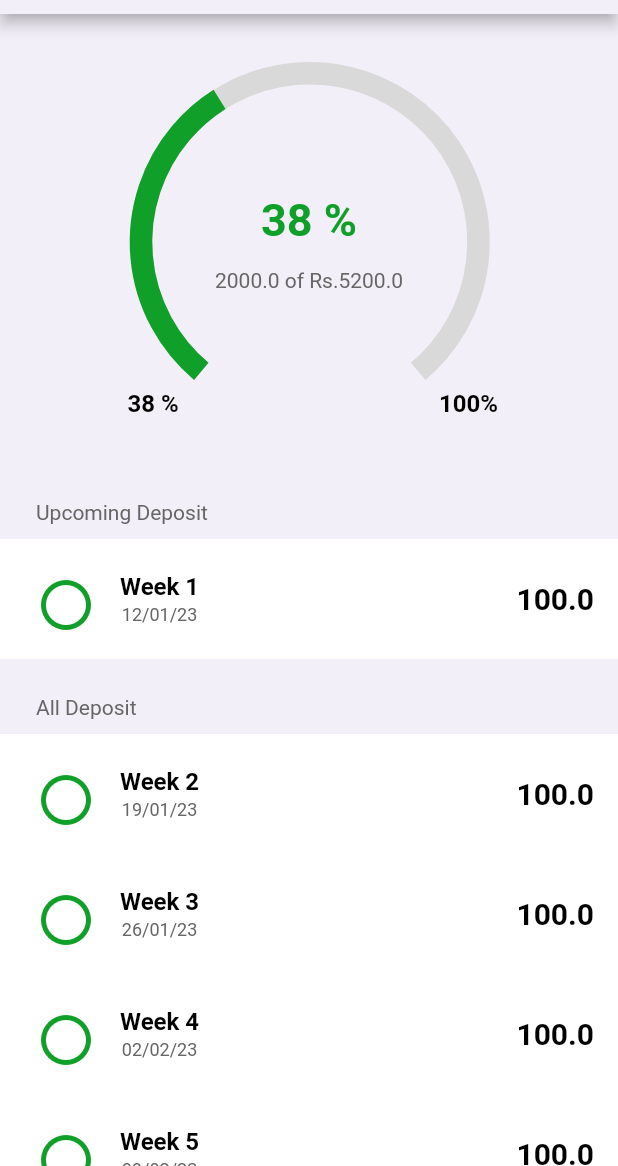
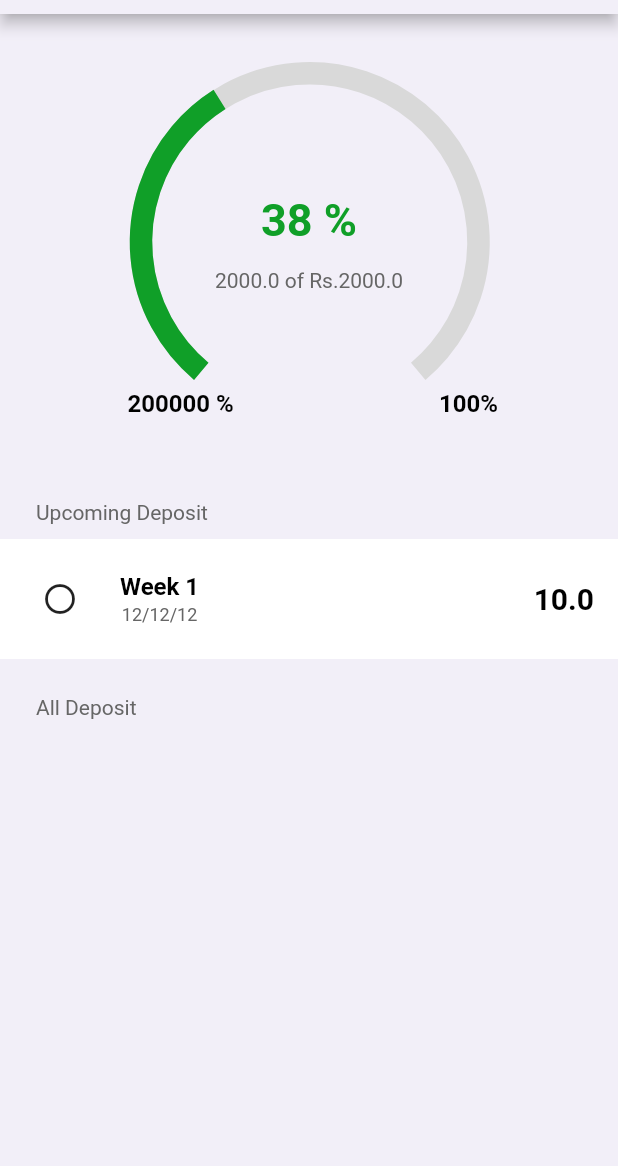
Before and after one commit to reshma-hs-18357/week_challenge_52, a Flutter app: the screen it shows after launch, after a tap on "weekconstant", on a phone screen of 412 x 824 dp, the part 70-1236 px from its top. Run offline on Flutter 3.47's test engine with Material 2 defaults, Android fonts, the light colour scheme and no system bars; drawn by our look-alikes of percent_indicator; missing offline and left inert: flutter_rounded_date_picker.

Commit message:
samples widget

```diff
--- a/lib/components/goal_progress.dart
+++ b/lib/components/goal_progress.dart
@@ -2,10 +2,11 @@
 import 'package:flutter/material.dart';
 import 'package:percent_indicator/percent_indicator.dart';
 import 'package:week_challenge_52/models/goal.dart';
+import 'package:week_challenge_52/models/goal_progress_model.dart';
 
 class GoalProgress extends StatelessWidget {
-  Goal goal;
-  GoalProgress({super.key, required this.goal});
+  GoalProgressModel model;
+  GoalProgress({super.key, required this.model});
 
   @override
   Widget build(BuildContext context) {
@@ -22,7 +23,7 @@ class GoalProgress extends StatelessWidget {
               radius: 120.0,
               animateFromLastPercent: true,
               lineWidth: 15.0,
-              percent: goal.getPercent(),
+              percent: model.percent,
               arcBackgroundColor: const Color.fromRGBO(217, 217, 217, 1),
               arcType: ArcType.FULL,
               circularStrokeCap: CircularStrokeCap.butt,
@@ -35,7 +36,7 @@ class GoalProgress extends StatelessWidget {
             right: 85,
             child: Center(
               child: Text(
-                "${(goal.getPercent() * 100).toInt()} %",
+                "${(model.percent * 100).toInt()} %",
                 style: const TextStyle(
                     fontSize: 30,
                     fontWeight: FontWeight.bold,
@@ -50,7 +51,7 @@ class GoalProgress extends StatelessWidget {
             bottom: 105,
             child: Center(
               child: Text(
-                "${goal.getTotalDepositedAmt()} of Rs.${goal.getTotalSavings()}",
+                "${model.totalDepositedAmt} of Rs.${model.savings}",
                 style: const TextStyle(
                   fontSize: 14,
                   color: Color.fromRGBO(102, 102, 102, 1),
@@ -62,11 +63,12 @@ class GoalProgress extends StatelessWidget {
             top: 250,
             left: 85,
             child: Text(
-              "${(goal.getPercent() * 100).toInt()} %",
+              "${(model.savings * 100).toInt()} %",
               style: const TextStyle(
-                  fontSize: 16,
-                  fontWeight: FontWeight.bold,
-                  color: Colors.black),
+                fontSize: 16,
+                fontWeight: FontWeight.bold,
+                color: Colors.black,
+              ),
             ),
           ),
           const Positioned(
@@ -75,9 +77,10 @@ class GoalProgress extends StatelessWidget {
             child: Text(
               "100%",
               style: TextStyle(
-                  fontSize: 16,
-                  fontWeight: FontWeight.bold,
-                  color: Colors.black),
+                fontSize: 16,
+                fontWeight: FontWeight.bold,
+                color: Colors.black,
+              ),
             ),
           ),
         ],
--- a/lib/components/week_month_card.dart
+++ b/lib/components/week_month_card.dart
@@ -35,7 +35,7 @@ class _WeekorMonthCardState extends State<WeekorMonthCard> {
         size: 40,
         color: Color.fromRGBO(16, 159, 40, 1),
       );
-      widget.onCircleIconButtonTapped;
+      widget.onCircleIconButtonTapped();
     });
   }
 
--- /dev/null
+++ b/lib/components/week_month_widget.dart
@@ -0,0 +1,64 @@
+// ignore_for_file: must_be_immutable, unrelated_type_equality_checks
+
+import 'package:flutter/material.dart';
+import 'package:week_challenge_52/models/week_month_model.dart';
+
+class WeekMonthWidget extends StatelessWidget {
+  WeekMonthModel model;
+  void Function() onTapped;
+  WeekMonthWidget({
+    required this.model,
+    required this.onTapped,
+    super.key,
+  });
+
+  @override
+  Widget build(BuildContext context) {
+    return Container(
+      color: Colors.white,
+      child: Padding(
+        padding: const EdgeInsets.all(16),
+        child: Row(
+          children: [
+            IconButton(
+              onPressed: onTapped,
+              icon: model.completed
+                  ? Icon(Icons.circle_rounded)
+                  : Icon(Icons.circle_outlined),
+            ),
+            const SizedBox(width: 16),
+            Column(
+              children: [
+                Text(
+                  model.title,
+                  style: const TextStyle(
+                    fontSize: 16,
+                    fontWeight: FontWeight.bold,
+                    color: Colors.black,
+                  ),
+                ),
+                const SizedBox(height: 2),
+                Text(
+                  model.date,
+                  style: const TextStyle(
+                      fontSize: 12,
+                      fontWeight: FontWeight.w400,
+                      color: Color.fromRGBO(102, 102, 102, 1)),
+                )
+              ],
+            ),
+            const Spacer(),
+            Text(
+              '${model.amount}',
+              style: const TextStyle(
+                  fontSize: 20,
+                  fontWeight: FontWeight.bold,
+                  color: Colors.black),
+              textAlign: TextAlign.end,
+            )
+          ],
+        ),
+      ),
+    );
+  }
+}
--- a/lib/models/goal_progress_model.dart
+++ b/lib/models/goal_progress_model.dart
@@ -1,10 +1,11 @@
 class GoalProgressModel {
   double totalDepositedAmt;
   double savings;
+  double percent;
 
-  GoalProgressModel({required this.totalDepositedAmt, required this.savings});
-
-  double getPercent() {
-    return totalDepositedAmt / savings;
-  }
+  GoalProgressModel({
+    required this.totalDepositedAmt,
+    required this.savings,
+    required this.percent,
+  });
 }
--- /dev/null
+++ b/lib/models/week_month_model.dart
@@ -0,0 +1,16 @@
+class WeekMonthModel {
+  bool completed;
+
+  String title;
+
+  String date;
+
+  double amount;
+
+  WeekMonthModel({
+    required this.completed,
+    required this.title,
+    required this.date,
+    required this.amount,
+  });
+}
--- a/lib/screens/detail_view_screen.dart
+++ b/lib/screens/detail_view_screen.dart
@@ -4,8 +4,11 @@ import 'package:flutter/material.dart';
 import 'package:week_challenge_52/components/goal_progress.dart';
 import 'package:week_challenge_52/components/text_card.dart';
 import 'package:week_challenge_52/components/week_month_card.dart';
+import 'package:week_challenge_52/components/week_month_widget.dart';
 import 'package:week_challenge_52/models/goal.dart';
 import 'package:intl/intl.dart';
+import 'package:week_challenge_52/models/goal_progress_model.dart';
+import 'package:week_challenge_52/models/week_month_model.dart';
 
 class GoalDetailView extends StatefulWidget {
   Goal goal;
@@ -16,6 +19,7 @@ class GoalDetailView extends StatefulWidget {
 }
 
 class _GoalDetailViewState extends State<GoalDetailView> {
+  late Goal goal;
   List<dynamic> listItems = [];
   List<WeekorMonthCard> remainingWeeksorMonths = [];
   List<WeekorMonthCard> upcomingWeekorMonth = [];
@@ -24,6 +28,7 @@ class _GoalDetailViewState extends State<GoalDetailView> {
 
   @override
   void initState() {
+    goal = widget.goal;
     remainingWeeksorMonths = getTotalWeeksOrMonths();
     upcomingWeekorMonth.add(remainingWeeksorMonths[0]);
     remainingWeeksorMonths.removeAt(0);
@@ -108,18 +113,37 @@ class _GoalDetailViewState extends State<GoalDetailView> {
         itemCount: listItems.length,
         itemBuilder: ((context, index) {
           var element = listItems[index];
-          if (element is GoalProgress) {
-            return GoalProgress(goal: widget.goal);
-          } else if (element is TextCard) {
-            return element;
+          if (element is GoalProgressModel) {
+            return GoalProgress(
+              model: element,
+            );
+          } else if (element is String) {
+            return TextCard(
+              text: element,
+            );
+          } else if (element is WeekMonthModel) {
+            return WeekMonthWidget(
+              model: element,
+              onTapped: () {
+                setState(() {
+                  element.completed = true;
+                  listItems.remove(element);
+                });
+              },
+            );
           } else if (element is WeekorMonthCard) {
             return WeekorMonthCard(
-              choice: element.choice,
-              weekOrMonth: element.weekOrMonth,
-              date: element.date,
-              deposit: element.deposit,
-              onCircleIconButtonTapped: element.onCircleIconButtonTapped,
-            );
+                choice: element.choice,
+                weekOrMonth: element.weekOrMonth,
+                date: element.date,
+                deposit: element.deposit,
+                onCircleIconButtonTapped: (() {
+                  print("ON circle tapped");
+                  setState(() {
+                    GoalProgressModel model = listItems[0];
+                    model.savings += 100;
+                  });
+                }));
           } else {
             return const Text("Null");
           }
@@ -129,12 +153,25 @@ class _GoalDetailViewState extends State<GoalDetailView> {
   }
 
   List<dynamic> prepareListItems() {
-    listItems.add(GoalProgress(goal: widget.goal));
-    listItems.add(TextCard(text: "Upcoming Deposit"));
-    listItems.addAll(getUpcomingWeekOrMonth());
-    listItems.add(TextCard(text: "All Deposit"));
-    listItems.addAll(completedWeeksorMonths);
-    listItems.addAll(remainingWeeksorMonths);
+    // listItems.add(GoalProgress(goal: widget.goal));
+    listItems.add(
+      GoalProgressModel(
+        percent: goal.getPercent(),
+        totalDepositedAmt: goal.getTotalDepositedAmt(),
+        savings: goal.savings,
+      ),
+    );
+    listItems.add("Upcoming Deposit");
+    // listItems.addAll(getUpcomingWeekOrMonth());
+    listItems.add(WeekMonthModel(
+      completed: false,
+      title: "Week 1",
+      date: "12/12/12",
+      amount: 10,
+    ));
+    listItems.add("All Deposit");
+    // listItems.addAll(completedWeeksorMonths);
+    // listItems.addAll(remainingWeeksorMonths);
     return listItems;
   }
 
```
